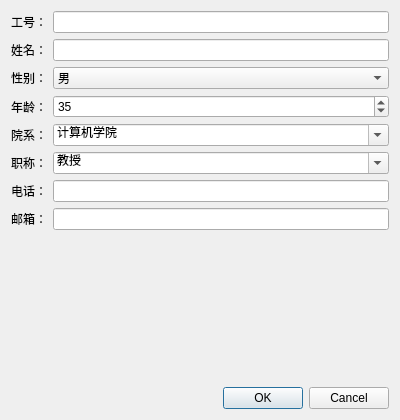
Old version of the form ui/teacherdialog.ui in the repository 13088916luoyi/StudentManager.
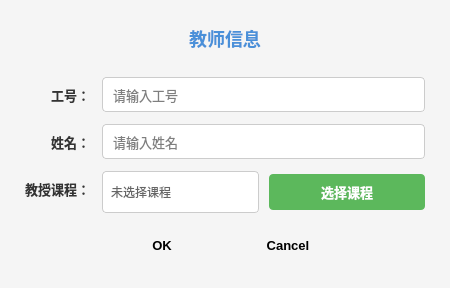
New version of the form.

Diff of the .ui file:
```diff
--- a/ui/teacherdialog.ui
+++ b/ui/teacherdialog.ui
@@ -6,16 +6,110 @@
    <rect>
     <x>0</x>
     <y>0</y>
-    <width>400</width>
-    <height>420</height>
+    <width>450</width>
+    <height>280</height>
    </rect>
   </property>
   <property name="windowTitle">
    <string>教师信息</string>
   </property>
+  <property name="styleSheet">
+   <string notr="true">QDialog {
+    background-color: #f5f5f5;
+}
+QLabel {
+    font-size: 13px;
+    color: #333333;
+    font-weight: bold;
+}
+QLineEdit {
+    padding: 8px;
+    border: 1px solid #cccccc;
+    border-radius: 4px;
+    background-color: white;
+    font-size: 13px;
+}
+QLineEdit:focus {
+    border: 2px solid #4a90d9;
+}
+QPushButton {
+    padding: 10px 20px;
+    border: none;
+    border-radius: 4px;
+    font-size: 13px;
+    font-weight: bold;
+    min-width: 80px;
+}
+QPushButton[text="确定"], QPushButton[text="OK"] {
+    background-color: #4a90d9;
+    color: white;
+}
+QPushButton[text="确定"]:hover, QPushButton[text="OK"]:hover {
+    background-color: #3a7bc8;
+}
+QPushButton[text="取消"], QPushButton[text="Cancel"] {
+    background-color: #e0e0e0;
+    color: #333333;
+}
+QPushButton[text="取消"]:hover, QPushButton[text="Cancel"]:hover {
+    background-color: #d0d0d0;
+}
+QPushButton#selectCoursesButton {
+    background-color: #5cb85c;
+    color: white;
+    padding: 8px 15px;
+}
+QPushButton#selectCoursesButton:hover {
+    background-color: #4cae4c;
+}
+QLabel#coursesDisplayLabel {
+    font-size: 12px;
+    color: #666666;
+    font-weight: normal;
+    padding: 5px;
+    background-color: white;
+    border: 1px solid #cccccc;
+    border-radius: 4px;
+    min-height: 30px;
+}</string>
+  </property>
   <layout class="QVBoxLayout" name="verticalLayout">
+   <property name="spacing">
+    <number>15</number>
+   </property>
+   <property name="leftMargin">
+    <number>25</number>
+   </property>
+   <property name="topMargin">
+    <number>25</number>
+   </property>
+   <property name="rightMargin">
+    <number>25</number>
+   </property>
+   <property name="bottomMargin">
+    <number>25</number>
+   </property>
+   <item>
+    <widget class="QLabel" name="titleLabel">
+     <property name="styleSheet">
+      <string notr="true">font-size: 18px; font-weight: bold; color: #4a90d9; margin-bottom: 10px;</string>
+     </property>
+     <property name="text">
+      <string>教师信息</string>
+     </property>
+     <property name="alignment">
+      <set>Qt::AlignCenter</set>
+     </property>
+    </widget>
+   </item>
    <item>
     <layout class="QFormLayout" name="formLayout">
+     <property name="spacing">
+      <number>12</number>
+     </property>
+     <property name="labelAlignment">
+      <set>Qt::AlignRight|Qt::AlignVCenter</set>
+     </property>
      <item row="0" column="0">
       <widget class="QLabel" name="label">
        <property name="text">
@@ -24,7 +118,17 @@
       </widget>
      </item>
      <item row="0" column="1">
-      <widget class="QLineEdit" name="teacherNoEdit"/>
+      <widget class="QLineEdit" name="teacherNoEdit">
+       <property name="minimumSize">
+        <size>
+         <width>300</width>
+         <height>35</height>
+        </size>
+       </property>
+       <property name="placeholderText">
+        <string>请输入工号</string>
+       </property>
+      </widget>
      </item>
      <item row="1" column="0">
       <widget class="QLabel" name="label_2">
@@ -34,144 +138,64 @@
       </widget>
      </item>
      <item row="1" column="1">
-      <widget class="QLineEdit" name="nameEdit"/>
+      <widget class="QLineEdit" name="nameEdit">
+       <property name="minimumSize">
+        <size>
+         <width>300</width>
+         <height>35</height>
+        </size>
+       </property>
+       <property name="placeholderText">
+        <string>请输入姓名</string>
+       </property>
+      </widget>
      </item>
      <item row="2" column="0">
       <widget class="QLabel" name="label_3">
        <property name="text">
-        <string>性别：</string>
+        <string>教授课程：</string>
        </property>
       </widget>
      </item>
      <item row="2" column="1">
-      <widget class="QComboBox" name="genderComboBox">
-       <item>
-        <property name="text">
-         <string>男</string>
-        </property>
-       </item>
-       <item>
-        <property name="text">
-         <string>女</string>
-        </property>
-       </item>
-      </widget>
-     </item>
-     <item row="3" column="0">
-      <widget class="QLabel" name="label_4">
-       <property name="text">
-        <string>年龄：</string>
+      <layout class="QHBoxLayout" name="coursesLayout">
+       <property name="spacing">
+        <number>10</number>
        </property>
-      </widget>
-     </item>
-     <item row="3" column="1">
-      <widget class="QSpinBox" name="ageSpinBox">
-       <property name="minimum">
-        <number>1</number>
-       </property>
-       <property name="maximum">
-        <number>100</number>
-       </property>
-       <property name="value">
-        <number>35</number>
-       </property>
-      </widget>
-     </item>
-     <item row="4" column="0">
-      <widget class="QLabel" name="label_5">
-       <property name="text">
-        <string>院系：</string>
-       </property>
-      </widget>
-     </item>
-     <item row="4" column="1">
-      <widget class="QComboBox" name="departmentComboBox">
-       <property name="editable">
-        <bool>true</bool>
-       </property>
        <item>
-        <property name="text">
-         <string>计算机学院</string>
-        </property>
+        <widget class="QLabel" name="coursesDisplayLabel">
+         <property name="text">
+          <string>未选择课程</string>
+         </property>
+         <property name="wordWrap">
+          <bool>true</bool>
+         </property>
+        </widget>
        </item>
        <item>
-        <property name="text">
-         <string>数学学院</string>
-        </property>
+        <widget class="QPushButton" name="selectCoursesButton">
+         <property name="text">
+          <string>选择课程</string>
+         </property>
+        </widget>
        </item>
-       <item>
-        <property name="text">
-         <string>物理学院</string>
-        </property>
-       </item>
-       <item>
-        <property name="text">
-         <string>外国语学院</string>
-        </property>
-       </item>
-       <item>
-        <property name="text">
-         <string>经济管理学院</string>
-        </property>
-       </item>
-      </widget>
-     </item>
-     <item row="5" column="0">
-      <widget class="QLabel" name="label_6">
-       <property name="text">
-        <string>职称：</string>
-       </property>
-      </widget>
-     </item>
-     <item row="5" column="1">
-      <widget class="QComboBox" name="titleComboBox">
-       <property name="editable">
-        <bool>true</bool>
-       </property>
-       <item>
-        <property name="text">
-         <string>教授</string>
-        </property>
-       </item>
-       <item>
-        <property name="text">
-         <string>副教授</string>
-        </property>
-       </item>
-       <item>
-        <property name="text">
-         <string>讲师</string>
-        </property>
-       </item>
-       <item>
-        <property name="text">
-         <string>助教</string>
-        </property>
-       </item>
-      </widget>
-     </item>
-     <item row="6" column="0">
-      <widget class="QLabel" name="label_7">
-       <property name="text">
-        <string>电话：</string>
-       </property>
-      </widget>
-     </item>
-     <item row="6" column="1">
-      <widget class="QLineEdit" name="phoneEdit"/>
-     </item>
-     <item row="7" column="0">
-      <widget class="QLabel" name="label_8">
-       <property name="text">
-        <string>邮箱：</string>
-       </property>
-      </widget>
-     </item>
-     <item row="7" column="1">
-      <widget class="QLineEdit" name="emailEdit"/>
+      </layout>
      </item>
     </layout>
    </item>
+   <item>
+    <spacer name="verticalSpacer">
+     <property name="orientation">
+      <enum>Qt::Vertical</enum>
+     </property>
+     <property name="sizeHint" stdset="0">
+      <size>
+       <width>20</width>
+       <height>10</height>
+      </size>
+     </property>
+    </spacer>
+   </item>
    <item>
     <widget class="QDialogButtonBox" name="buttonBox">
      <property name="orientation">
@@ -180,6 +204,9 @@
      <property name="standardButtons">
       <set>QDialogButtonBox::Cancel|QDialogButtonBox::Ok</set>
      </property>
+     <property name="centerButtons">
+      <bool>true</bool>
+     </property>
     </widget>
    </item>
   </layout>
```
Left out of the diff: 2 changed lines with no effect on the pictures.
